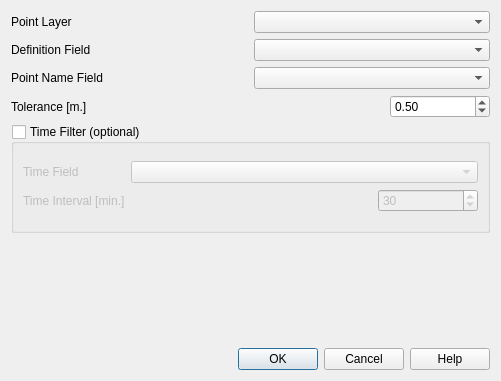
SwissTierrasColombia/Asistente-LADM-COL, file asistente_ladm_col/ui/controlled_measurement_dialog.ui: the form before one commit.
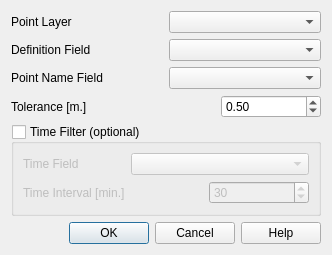
The form after the commit. Custom widgets are drawn as their Qt base class.

Commit message: Minor change in dialog interface

```diff
--- a/asistente_ladm_col/ui/controlled_measurement_dialog.ui
+++ b/asistente_ladm_col/ui/controlled_measurement_dialog.ui
@@ -9,8 +9,8 @@
    <rect>
     <x>0</x>
     <y>0</y>
-    <width>501</width>
-    <height>381</height>
+    <width>332</width>
+    <height>206</height>
    </rect>
   </property>
   <property name="sizePolicy">
@@ -273,19 +273,6 @@
     </widget>
    </item>
    <item row="5" column="0">
-    <spacer name="verticalSpacer">
-     <property name="orientation">
-      <enum>Qt::Vertical</enum>
-     </property>
-     <property name="sizeHint" stdset="0">
-      <size>
-       <width>17</width>
-       <height>37</height>
-      </size>
-     </property>
-    </spacer>
-   </item>
-   <item row="6" column="0">
     <widget class="QDialogButtonBox" name="buttonBox">
      <property name="orientation">
       <enum>Qt::Horizontal</enum>
```
